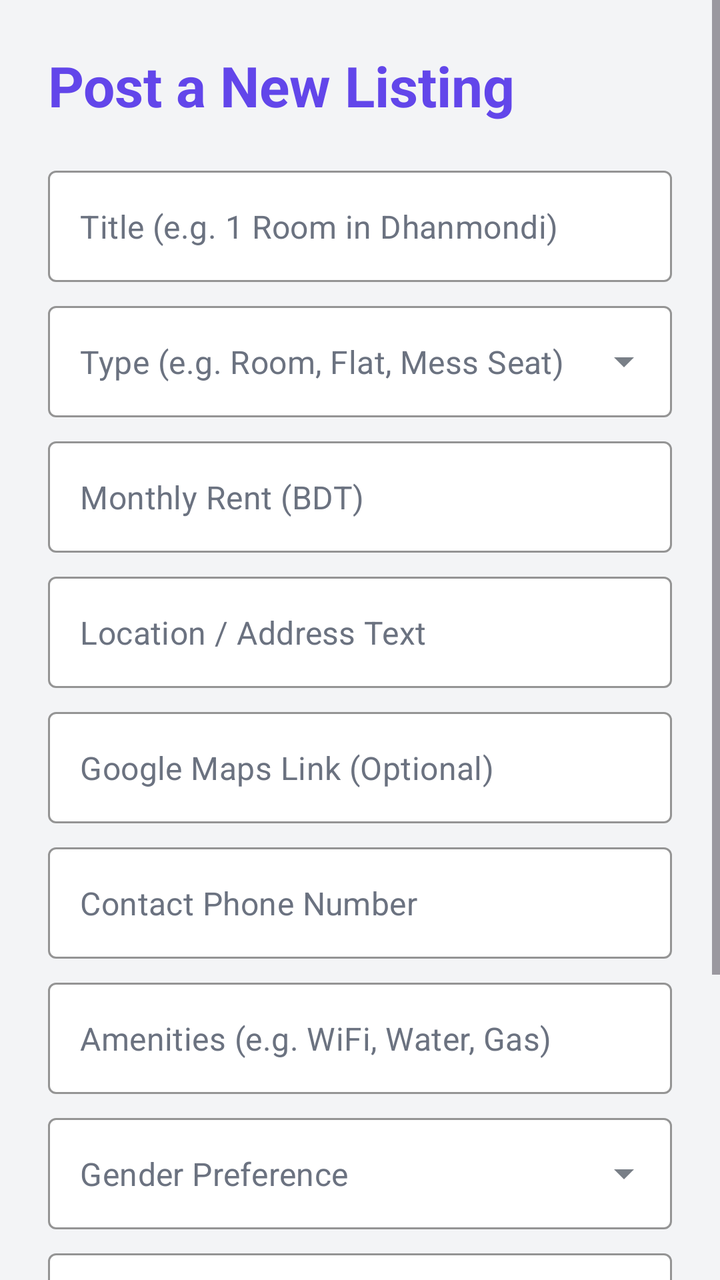
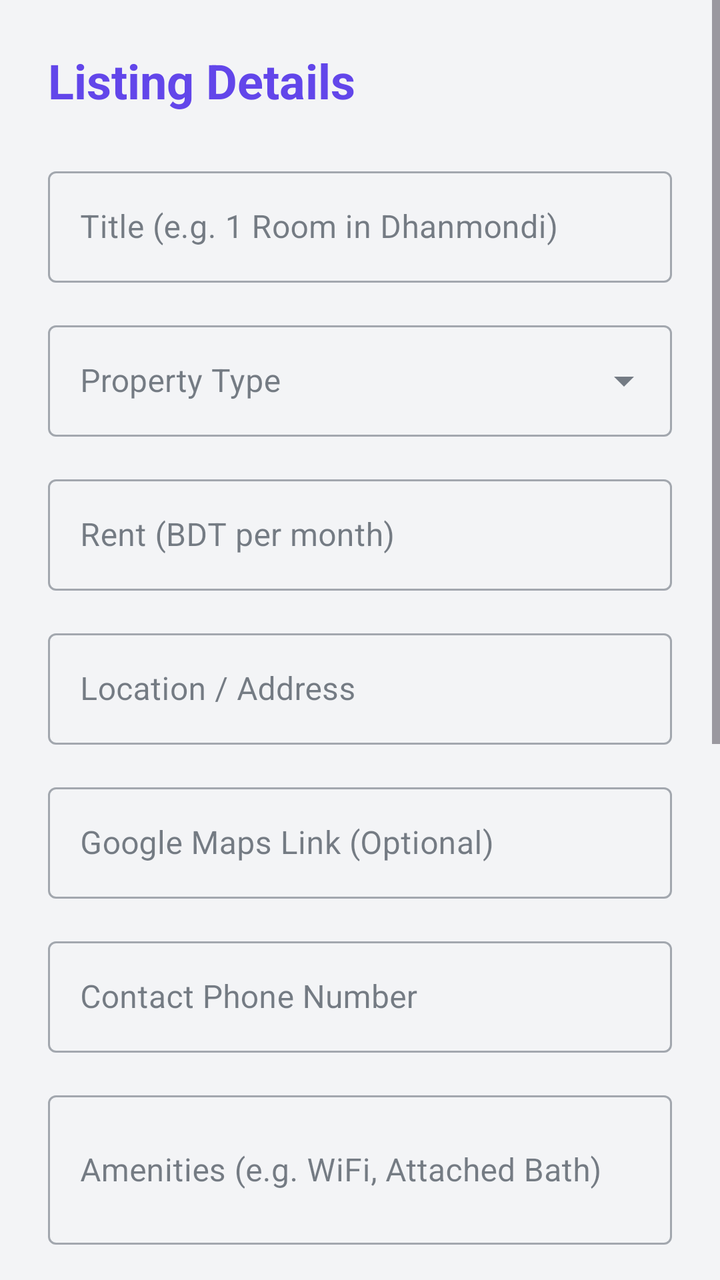

Two renders of the same Android screen: before a commit and after it. Below are the layout's source before the change and the commit's diff.
<!-- AndroidManifest.xml: application theme Theme.BashaBhai -->
<!-- res/layout/activity_add_listing.xml -->
<?xml version="1.0" encoding="utf-8"?>
<ScrollView xmlns:android="http://schemas.android.com/apk/res/android"
    xmlns:app="http://schemas.android.com/apk/res-auto"
    android:layout_width="match_parent"
    android:layout_height="match_parent"
    android:fitsSystemWindows="true"
    android:fillViewport="true"
    android:background="@color/background">

    <LinearLayout
        android:layout_width="match_parent"
        android:layout_height="wrap_content"
        android:orientation="vertical"
        android:padding="24dp">

        <TextView
            android:layout_width="wrap_content"
            android:layout_height="wrap_content"
            android:text="Post a New Listing"
            android:textSize="28sp"
            android:textStyle="bold"
            android:textColor="@color/primary"
            android:layout_marginBottom="24dp"/>

        <com.google.android.material.textfield.TextInputLayout
            android:layout_width="match_parent"
            android:layout_height="wrap_content"
            android:layout_marginBottom="12dp"
            app:hintEnabled="false"
            app:boxStrokeColor="@color/primary"
            app:boxBackgroundColor="@color/surface"
            style="@style/Widget.MaterialComponents.TextInputLayout.OutlinedBox">
            <com.google.android.material.textfield.TextInputEditText
                android:id="@+id/etTitle"
                android:layout_width="match_parent"
                android:layout_height="wrap_content"
                android:textColor="@color/on_surface"
                android:textColorHint="@color/text_secondary"
                android:hint="Title (e.g. 1 Room in Dhanmondi)"
                android:inputType="text"/>
        </com.google.android.material.textfield.TextInputLayout>

        
        <com.google.android.material.textfield.TextInputLayout
            android:layout_width="match_parent"
            android:layout_height="wrap_content"
            android:layout_marginBottom="12dp"
            app:hintEnabled="false"
            app:boxStrokeColor="@color/primary"
            app:boxBackgroundColor="@color/surface"
            style="@style/Widget.MaterialComponents.TextInputLayout.OutlinedBox.ExposedDropdownMenu">
            <com.google.android.material.textfield.MaterialAutoCompleteTextView
                android:id="@+id/actType"
                android:layout_width="match_parent"
                android:layout_height="wrap_content"
                android:textColor="@color/on_surface"
                android:textColorHint="@color/text_secondary"
                android:hint="Type (e.g. Room, Flat, Mess Seat)"
                android:inputType="none"/>
        </com.google.android.material.textfield.TextInputLayout>

        <com.google.android.material.textfield.TextInputLayout
            android:layout_width="match_parent"
            android:layout_height="wrap_content"
            android:layout_marginBottom="12dp"
            app:hintEnabled="false"
            app:boxStrokeColor="@color/primary"
            app:boxBackgroundColor="@color/surface"
            style="@style/Widget.MaterialComponents.TextInputLayout.OutlinedBox">
            <com.google.android.material.textfield.TextInputEditText
                android:id="@+id/etRent"
                android:layout_width="match_parent"
                android:layout_height="wrap_content"
                android:textColor="@color/on_surface"
                android:textColorHint="@color/text_secondary"
                android:hint="Monthly Rent (BDT)"
                android:inputType="numberDecimal"/>
        </com.google.android.material.textfield.TextInputLayout>

        <com.google.android.material.textfield.TextInputLayout
            android:layout_width="match_parent"
            android:layout_height="wrap_content"
            android:layout_marginBottom="12dp"
            app:hintEnabled="false"
            app:boxStrokeColor="@color/primary"
            app:boxBackgroundColor="@color/surface"
            style="@style/Widget.MaterialComponents.TextInputLayout.OutlinedBox">
            <com.google.android.material.textfield.TextInputEditText
                android:id="@+id/etLocation"
                android:layout_width="match_parent"
                android:layout_height="wrap_content"
                android:textColor="@color/on_surface"
                android:textColorHint="@color/text_secondary"
                android:hint="Location / Address Text"
                android:inputType="textPostalAddress"/>
        </com.google.android.material.textfield.TextInputLayout>

        <com.google.android.material.textfield.TextInputLayout
            android:layout_width="match_parent"
            android:layout_height="wrap_content"
            android:layout_marginBottom="12dp"
            app:hintEnabled="false"
            app:boxStrokeColor="@color/primary"
            app:boxBackgroundColor="@color/surface"
            style="@style/Widget.MaterialComponents.TextInputLayout.OutlinedBox">
            <com.google.android.material.textfield.TextInputEditText
                android:id="@+id/etMapLink"
                android:layout_width="match_parent"
                android:layout_height="wrap_content"
                android:textColor="@color/on_surface"
                android:textColorHint="@color/text_secondary"
                android:hint="Google Maps Link (Optional)"
                android:inputType="textUri"/>
        </com.google.android.material.textfield.TextInputLayout>

        <com.google.android.material.textfield.TextInputLayout
            android:layout_width="match_parent"
            android:layout_height="wrap_content"
            android:layout_marginBottom="12dp"
            app:hintEnabled="false"
            app:boxStrokeColor="@color/primary"
            app:boxBackgroundColor="@color/surface"
            style="@style/Widget.MaterialComponents.TextInputLayout.OutlinedBox">
            <com.google.android.material.textfield.TextInputEditText
                android:id="@+id/etPhone"
                android:layout_width="match_parent"
                android:layout_height="wrap_content"
                android:textColor="@color/on_surface"
                android:textColorHint="@color/text_secondary"
                android:hint="Contact Phone Number"
                android:inputType="phone"/>
        </com.google.android.material.textfield.TextInputLayout>

        <com.google.android.material.textfield.TextInputLayout
            android:layout_width="match_parent"
            android:layout_height="wrap_content"
            android:layout_marginBottom="12dp"
            app:hintEnabled="false"
            app:boxStrokeColor="@color/primary"
            app:boxBackgroundColor="@color/surface"
            style="@style/Widget.MaterialComponents.TextInputLayout.OutlinedBox">
            <com.google.android.material.textfield.TextInputEditText
                android:id="@+id/etAmenities"
                android:layout_width="match_parent"
                android:layout_height="wrap_content"
                android:textColor="@color/on_surface"
                android:textColorHint="@color/text_secondary"
                android:hint="Amenities (e.g. WiFi, Water, Gas)"
                android:inputType="text"/>
        </com.google.android.material.textfield.TextInputLayout>

        
        <com.google.android.material.textfield.TextInputLayout
            android:layout_width="match_parent"
            android:layout_height="wrap_content"
            android:layout_marginBottom="12dp"
            app:hintEnabled="false"
            app:boxStrokeColor="@color/primary"
            app:boxBackgroundColor="@color/surface"
            style="@style/Widget.MaterialComponents.TextInputLayout.OutlinedBox.ExposedDropdownMenu">
            <com.google.android.material.textfield.MaterialAutoCompleteTextView
                android:id="@+id/actGender"
                android:layout_width="match_parent"
                android:layout_height="wrap_content"
                android:textColor="@color/on_surface"
                android:textColorHint="@color/text_secondary"
                android:hint="Gender Preference"
                android:inputType="none"/>
        </com.google.android.material.textfield.TextInputLayout>

        <com.google.android.material.textfield.TextInputLayout
            android:layout_width="match_parent"
            android:layout_height="wrap_content"
            android:layout_marginBottom="24dp"
            app:hintEnabled="false"
            app:boxStrokeColor="@color/primary"
            app:boxBackgroundColor="@color/surface"
            style="@style/Widget.MaterialComponents.TextInputLayout.OutlinedBox">
            <com.google.android.material.textfield.TextInputEditText
                android:id="@+id/etDescription"
                android:layout_width="match_parent"
                android:layout_height="wrap_content"
                android:textColor="@color/on_surface"
                android:textColorHint="@color/text_secondary"
                android:hint="Description (Details about the place)"
                android:inputType="textMultiLine"
                android:lines="3"/>
        </com.google.android.material.textfield.TextInputLayout>

        <com.google.android.material.button.MaterialButton
            android:id="@+id/btnSubmitListing"
            android:layout_width="match_parent"
            android:layout_height="56dp"
            android:text="Post Listing"
            android:textSize="16sp"
            android:layout_marginBottom="16dp"
            app:cornerRadius="8dp"/>

    </LinearLayout>
</ScrollView>
<!-- resources referenced by this layout -->
<resources>
  <color name="background">#F3F4F6</color>
  <color name="on_surface">#1F2937</color>
  <color name="primary">#6246EA</color>
  <color name="surface">#FFFFFF</color>
  <color name="text_secondary">#6B7280</color>
  <style name="Theme.BashaBhai" parent="Base.Theme.BashaBhai" />
  <style name="Base.Theme.BashaBhai" parent="Theme.Material3.DayNight.NoActionBar">
          
          <item name="colorPrimary">@color/primary</item>
          <item name="colorPrimaryVariant">@color/primary_variant</item>
          <item name="colorOnPrimary">@color/on_primary</item>
  
          <item name="colorSecondary">@color/secondary</item>
          <item name="colorSecondaryVariant">@color/secondary_variant</item>
          <item name="colorOnSecondary">@color/on_secondary</item>
  
          <item name="android:colorBackground">@color/background</item>
          <item name="colorOnBackground">@color/on_background</item>
          <item name="colorSurface">@color/surface</item>
          <item name="colorOnSurface">@color/on_surface</item>
      </style>
  <color name="primary_variant">#4A30B5</color>
  <color name="on_primary">#FFFFFF</color>
  <color name="secondary">#2B2C34</color>
  <color name="secondary_variant">#1F2026</color>
  <color name="on_secondary">#FFFFFF</color>
  <color name="on_background">#1F2937</color>
</resources>

<!-- the commit's change to res/layout/activity_add_listing.xml (unified diff, before → after) -->
@@ -3,9 +3,8 @@
     xmlns:app="http://schemas.android.com/apk/res-auto"
     android:layout_width="match_parent"
     android:layout_height="match_parent"
-    android:fitsSystemWindows="true"
-    android:fillViewport="true"
-    android:background="@color/background">
+    android:background="@color/background"
+    android:fillViewport="true">
 
     <LinearLayout
         android:layout_width="match_parent"
@@ -16,185 +15,187 @@
         <TextView
             android:layout_width="wrap_content"
             android:layout_height="wrap_content"
-            android:text="Post a New Listing"
-            android:textSize="28sp"
+            android:text="@string/listing_details"
+            android:textColor="@color/primary"
+            android:textSize="24sp"
             android:textStyle="bold"
-            android:textColor="@color/primary"
             android:layout_marginBottom="24dp"/>
 
         <com.google.android.material.textfield.TextInputLayout
-            android:layout_width="match_parent"
-            android:layout_height="wrap_content"
-            android:layout_marginBottom="12dp"
-            app:hintEnabled="false"
-            app:boxStrokeColor="@color/primary"
-            app:boxBackgroundColor="@color/surface"
-            style="@style/Widget.MaterialComponents.TextInputLayout.OutlinedBox">
+            style="@style/Widget.MaterialComponents.TextInputLayout.OutlinedBox"
+            android:layout_width="match_parent"
+            android:layout_height="wrap_content"
+            android:layout_marginBottom="16dp"
+            android:hint="Title (e.g. 1 Room in Dhanmondi)">
             <com.google.android.material.textfield.TextInputEditText
                 android:id="@+id/etTitle"
                 android:layout_width="match_parent"
                 android:layout_height="wrap_content"
-                android:textColor="@color/on_surface"
-                android:textColorHint="@color/text_secondary"
-                android:hint="Title (e.g. 1 Room in Dhanmondi)"
                 android:inputType="text"/>
         </com.google.android.material.textfield.TextInputLayout>
 
+        <com.google.android.material.textfield.TextInputLayout
+            style="@style/Widget.MaterialComponents.TextInputLayout.OutlinedBox.ExposedDropdownMenu"
+            android:layout_width="match_parent"
+            android:layout_height="wrap_content"
+            android:layout_marginBottom="16dp"
+            android:hint="@string/property_type">
+            <AutoCompleteTextView
+                android:id="@+id/actType"
+                android:layout_width="match_parent"
+                android:layout_height="wrap_content"
+                android:inputType="none"
+                android:labelFor="@+id/actType"
+                android:textColor="@color/on_surface"/>
+        </com.google.android.material.textfield.TextInputLayout>
+
+        <com.google.android.material.textfield.TextInputLayout
+            style="@style/Widget.MaterialComponents.TextInputLayout.OutlinedBox"
+            android:layout_width="match_parent"
+            android:layout_height="wrap_content"
+            android:layout_marginBottom="16dp"
+            android:hint="@string/rent_bdt_per_month">
+            <com.google.android.material.textfield.TextInputEditText
+                android:id="@+id/etRent"
+                android:layout_width="match_parent"
+                android:layout_height="wrap_content"
+                android:inputType="numberDecimal"/>
+        </com.google.android.material.textfield.TextInputLayout>
+
+        <com.google.android.material.textfield.TextInputLayout
+            style="@style/Widget.MaterialComponents.TextInputLayout.OutlinedBox"
+            android:layout_width="match_parent"
+            android:layout_height="wrap_content"
+            android:layout_marginBottom="16dp"
+            android:hint="@string/location_address">
+            <com.google.android.material.textfield.TextInputEditText
+                android:id="@+id/etLocation"
+                android:layout_width="match_parent"
+                android:layout_height="wrap_content"
+                android:inputType="textPostalAddress"/>
+        </com.google.android.material.textfield.TextInputLayout>
+
+        <com.google.android.material.textfield.TextInputLayout
+            style="@style/Widget.MaterialComponents.TextInputLayout.OutlinedBox"
+            android:layout_width="match_parent"
+            android:layout_height="wrap_content"
+            android:layout_marginBottom="16dp"
+            android:hint="Google Maps Link (Optional)">
+            <com.google.android.material.textfield.TextInputEditText
+                android:id="@+id/etMapLink"
+                android:layout_width="match_parent"
+                android:layout_height="wrap_content"
+                android:inputType="textUri"/>
+        </com.google.android.material.textfield.TextInputLayout>
+
+        <com.google.android.material.textfield.TextInputLayout
+            style="@style/Widget.MaterialComponents.TextInputLayout.OutlinedBox"
+            android:layout_width="match_parent"
+            android:layout_height="wrap_content"
+            android:layout_marginBottom="16dp"
+            android:hint="@string/contact_phone_number">
+            <com.google.android.material.textfield.TextInputEditText
+                android:id="@+id/etPhone"
+                android:layout_width="match_parent"
+                android:layout_height="wrap_content"
+                android:inputType="phone"/>
+        </com.google.android.material.textfield.TextInputLayout>
+
+        <com.google.android.material.textfield.TextInputLayout
+            style="@style/Widget.MaterialComponents.TextInputLayout.OutlinedBox"
+            android:layout_width="match_parent"
+            android:layout_height="wrap_content"
+            android:layout_marginBottom="16dp"
+            android:hint="@string/amenities_hint">
+            <com.google.android.material.textfield.TextInputEditText
+                android:id="@+id/etAmenities"
+                android:layout_width="match_parent"
+                android:layout_height="wrap_content"
+                android:inputType="textMultiLine"
+                android:minLines="2"/>
+        </com.google.android.material.textfield.TextInputLayout>
+
+        <com.google.android.material.textfield.TextInputLayout
+            style="@style/Widget.MaterialComponents.TextInputLayout.OutlinedBox.ExposedDropdownMenu"
+            android:layout_width="match_parent"
+            android:layout_height="wrap_content"
+            android:layout_marginBottom="16dp"
+            android:hint="Gender Preference">
+            <AutoCompleteTextView
+                android:id="@+id/actGender"
+                android:layout_width="match_parent"
+                android:layout_height="wrap_content"
+                android:inputType="none"
+                android:labelFor="@+id/actGender"
+                android:textColor="@color/on_surface"/>
+        </com.google.android.material.textfield.TextInputLayout>
+
+        <com.google.android.material.textfield.TextInputLayout
+            style="@style/Widget.MaterialComponents.TextInputLayout.OutlinedBox"
+            android:layout_width="match_parent"
+            android:layout_height="wrap_content"
+            android:layout_marginBottom="24dp"
+            android:hint="@string/full_description">
+            <com.google.android.material.textfield.TextInputEditText
+                android:id="@+id/etDescription"
+                android:layout_width="match_parent"
+                android:layout_height="wrap_content"
+                android:inputType="textMultiLine"
+                android:minLines="3"/>
+        </com.google.android.material.textfield.TextInputLayout>
+
         
-        <com.google.android.material.textfield.TextInputLayout
-            android:layout_width="match_parent"
-            android:layout_height="wrap_content"
-            android:layout_marginBottom="12dp"
-            app:hintEnabled="false"
-            app:boxStrokeColor="@color/primary"
-            app:boxBackgroundColor="@color/surface"
-            style="@style/Widget.MaterialComponents.TextInputLayout.OutlinedBox.ExposedDropdownMenu">
-            <com.google.android.material.textfield.MaterialAutoCompleteTextView
-                android:id="@+id/actType"
-                android:layout_width="match_parent"
-                android:layout_height="wrap_content"
-                android:textColor="@color/on_surface"
-                android:textColorHint="@color/text_secondary"
-                android:hint="Type (e.g. Room, Flat, Mess Seat)"
-                android:inputType="none"/>
-        </com.google.android.material.textfield.TextInputLayout>
-
-        <com.google.android.material.textfield.TextInputLayout
-            android:layout_width="match_parent"
-            android:layout_height="wrap_content"
-            android:layout_marginBottom="12dp"
-            app:hintEnabled="false"
-            app:boxStrokeColor="@color/primary"
-            app:boxBackgroundColor="@color/surface"
-            style="@style/Widget.MaterialComponents.TextInputLayout.OutlinedBox">
-            <com.google.android.material.textfield.TextInputEditText
-                android:id="@+id/etRent"
-                android:layout_width="match_parent"
-                android:layout_height="wrap_content"
-                android:textColor="@color/on_surface"
-                android:textColorHint="@color/text_secondary"
-                android:hint="Monthly Rent (BDT)"
-                android:inputType="numberDecimal"/>
-        </com.google.android.material.textfield.TextInputLayout>
-
-        <com.google.android.material.textfield.TextInputLayout
-            android:layout_width="match_parent"
-            android:layout_height="wrap_content"
-            android:layout_marginBottom="12dp"
-            app:hintEnabled="false"
-            app:boxStrokeColor="@color/primary"
-            app:boxBackgroundColor="@color/surface"
-            style="@style/Widget.MaterialComponents.TextInputLayout.OutlinedBox">
-            <com.google.android.material.textfield.TextInputEditText
-                android:id="@+id/etLocation"
-                android:layout_width="match_parent"
-                android:layout_height="wrap_content"
-                android:textColor="@color/on_surface"
-                android:textColorHint="@color/text_secondary"
-                android:hint="Location / Address Text"
-                android:inputType="textPostalAddress"/>
-        </com.google.android.material.textfield.TextInputLayout>
-
-        <com.google.android.material.textfield.TextInputLayout
-            android:layout_width="match_parent"
-            android:layout_height="wrap_content"
-            android:layout_marginBottom="12dp"
-            app:hintEnabled="false"
-            app:boxStrokeColor="@color/primary"
-            app:boxBackgroundColor="@color/surface"
-            style="@style/Widget.MaterialComponents.TextInputLayout.OutlinedBox">
-            <com.google.android.material.textfield.TextInputEditText
-                android:id="@+id/etMapLink"
-                android:layout_width="match_parent"
-                android:layout_height="wrap_content"
-                android:textColor="@color/on_surface"
-                android:textColorHint="@color/text_secondary"
-                android:hint="Google Maps Link (Optional)"
-                android:inputType="textUri"/>
-        </com.google.android.material.textfield.TextInputLayout>
-
-        <com.google.android.material.textfield.TextInputLayout
-            android:layout_width="match_parent"
-            android:layout_height="wrap_content"
-            android:layout_marginBottom="12dp"
-            app:hintEnabled="false"
-            app:boxStrokeColor="@color/primary"
-            app:boxBackgroundColor="@color/surface"
-            style="@style/Widget.MaterialComponents.TextInputLayout.OutlinedBox">
-            <com.google.android.material.textfield.TextInputEditText
-                android:id="@+id/etPhone"
-                android:layout_width="match_parent"
-                android:layout_height="wrap_content"
-                android:textColor="@color/on_surface"
-                android:textColorHint="@color/text_secondary"
-                android:hint="Contact Phone Number"
-                android:inputType="phone"/>
-        </com.google.android.material.textfield.TextInputLayout>
-
-        <com.google.android.material.textfield.TextInputLayout
-            android:layout_width="match_parent"
-            android:layout_height="wrap_content"
-            android:layout_marginBottom="12dp"
-            app:hintEnabled="false"
-            app:boxStrokeColor="@color/primary"
-            app:boxBackgroundColor="@color/surface"
-            style="@style/Widget.MaterialComponents.TextInputLayout.OutlinedBox">
-            <com.google.android.material.textfield.TextInputEditText
-                android:id="@+id/etAmenities"
-                android:layout_width="match_parent"
-                android:layout_height="wrap_content"
-                android:textColor="@color/on_surface"
-                android:textColorHint="@color/text_secondary"
-                android:hint="Amenities (e.g. WiFi, Water, Gas)"
-                android:inputType="text"/>
-        </com.google.android.material.textfield.TextInputLayout>
-
-        
-        <com.google.android.material.textfield.TextInputLayout
-            android:layout_width="match_parent"
-            android:layout_height="wrap_content"
-            android:layout_marginBottom="12dp"
-            app:hintEnabled="false"
-            app:boxStrokeColor="@color/primary"
-            app:boxBackgroundColor="@color/surface"
-            style="@style/Widget.MaterialComponents.TextInputLayout.OutlinedBox.ExposedDropdownMenu">
-            <com.google.android.material.textfield.MaterialAutoCompleteTextView
-                android:id="@+id/actGender"
-                android:layout_width="match_parent"
-                android:layout_height="wrap_content"
-                android:textColor="@color/on_surface"
-                android:textColorHint="@color/text_secondary"
-                android:hint="Gender Preference"
-                android:inputType="none"/>
-        </com.google.android.material.textfield.TextInputLayout>
-
-        <com.google.android.material.textfield.TextInputLayout
-            android:layout_width="match_parent"
-            android:layout_height="wrap_content"
-            android:layout_marginBottom="24dp"
-            app:hintEnabled="false"
-            app:boxStrokeColor="@color/primary"
-            app:boxBackgroundColor="@color/surface"
-            style="@style/Widget.MaterialComponents.TextInputLayout.OutlinedBox">
-            <com.google.android.material.textfield.TextInputEditText
-                android:id="@+id/etDescription"
-                android:layout_width="match_parent"
-                android:layout_height="wrap_content"
-                android:textColor="@color/on_surface"
-                android:textColorHint="@color/text_secondary"
-                android:hint="Description (Details about the place)"
-                android:inputType="textMultiLine"
-                android:lines="3"/>
-        </com.google.android.material.textfield.TextInputLayout>
+        <TextView
+            android:layout_width="wrap_content"
+            android:layout_height="wrap_content"
+            android:text="@string/room_photos_optional_max_5"
+            android:textColor="@color/on_surface"
+            android:textStyle="bold"
+            android:layout_marginBottom="8dp"/>
+
+        <HorizontalScrollView
+            android:layout_width="match_parent"
+            android:layout_height="wrap_content"
+            android:layout_marginBottom="24dp">
+
+            <LinearLayout
+                android:id="@+id/llImageThumbnails"
+                android:layout_width="wrap_content"
+                android:layout_height="wrap_content"
+                android:orientation="horizontal">
+
+                <com.google.android.material.card.MaterialCardView
+                    android:id="@+id/btnAddPhotos"
+                    android:layout_width="100dp"
+                    android:layout_height="100dp"
+                    android:layout_marginEnd="8dp"
+                    app:cardBackgroundColor="@color/surface"
+                    app:strokeColor="@color/primary"
+                    app:strokeWidth="2dp"
+                    app:cardCornerRadius="8dp"
+                    android:clickable="true"
+                    android:focusable="true">
+
+                    <ImageView
+                        android:layout_width="40dp"
+                        android:layout_height="40dp"
+                        android:layout_gravity="center"
+                        android:src="@android:drawable/ic_menu_camera"
+                        app:tint="@color/primary"
+                        android:contentDescription="Add Photo"/>
+                </com.google.android.material.card.MaterialCardView>
+
+            </LinearLayout>
+        </HorizontalScrollView>
 
         <com.google.android.material.button.MaterialButton
             android:id="@+id/btnSubmitListing"
             android:layout_width="match_parent"
             android:layout_height="56dp"
-            android:text="Post Listing"
-            android:textSize="16sp"
-            android:layout_marginBottom="16dp"
-            app:cornerRadius="8dp"/>
+            android:text="@string/submit_listing"
+            android:textSize="18sp"
+            app:cornerRadius="8dp"
+            android:layout_marginBottom="32dp"/>
 
     </LinearLayout>
 </ScrollView>
<!-- resource entries referenced after the edit -->
@@ -4,7 +4,15 @@
   <color name="on_surface">#1F2937</color>
   <color name="primary">#6246EA</color>
   <color name="surface">#FFFFFF</color>
-  <color name="text_secondary">#6B7280</color>
+  <string name="amenities_hint">Amenities (e.g. WiFi, Attached Bath)</string>
+  <string name="contact_phone_number">Contact Phone Number</string>
+  <string name="full_description">Full Description</string>
+  <string name="listing_details">Listing Details</string>
+  <string name="location_address">Location / Address</string>
+  <string name="property_type">Property Type</string>
+  <string name="rent_bdt_per_month">Rent (BDT per month)</string>
+  <string name="room_photos_optional_max_5">Room Photos (Optional, Max 5)</string>
+  <string name="submit_listing">Submit Listing</string>
   <style name="Theme.BashaBhai" parent="Base.Theme.BashaBhai" />
   <style name="Base.Theme.BashaBhai" parent="Theme.Material3.DayNight.NoActionBar">
           
